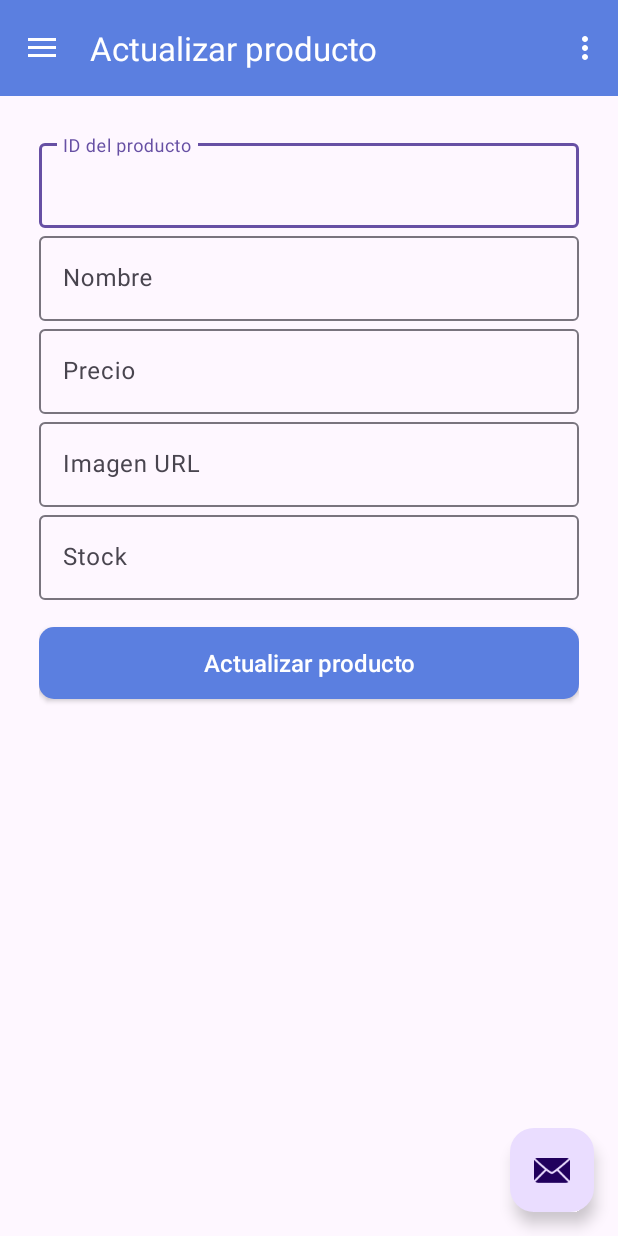
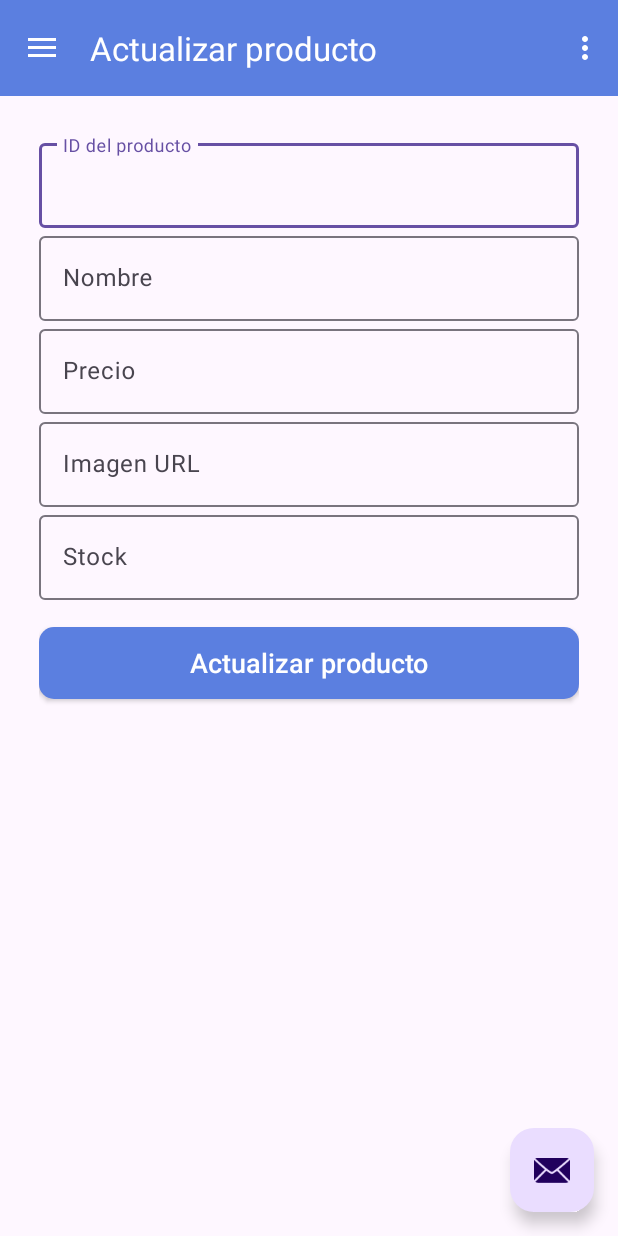
Before and after one commit to Kevingg06/RefactoringLife5_crud, an Android app: the screen it shows after launch (HomeActivityFragment), in the side drawer, after a tap on "Actualizar producto", on a phone screen of 412 x 824 dp. Run offline under Robolectric (Android 15) with nearby library versions, the phone set to English and light mode, and no system bars; our stand-ins replace data binding, navigation-ui; 1 statement that could not run was skipped.

Commit message:
Cambios en el textsize - addfragment y updatefragment

```diff
--- a/app/src/main/res/layout/fragment_update.xml
+++ b/app/src/main/res/layout/fragment_update.xml
@@ -20,6 +20,7 @@
         <com.google.android.material.textfield.TextInputLayout
             android:layout_width="match_parent"
             android:layout_height="wrap_content"
+            android:textSize="19dp"
             android:hint="ID del producto">
 
             <com.google.android.material.textfield.TextInputEditText
@@ -31,6 +32,7 @@
         <com.google.android.material.textfield.TextInputLayout
             android:layout_width="match_parent"
             android:layout_height="wrap_content"
+            android:textSize="19dp"
             android:hint="Nombre">
 
             <com.google.android.material.textfield.TextInputEditText
@@ -42,6 +44,7 @@
         <com.google.android.material.textfield.TextInputLayout
             android:layout_width="match_parent"
             android:layout_height="wrap_content"
+            android:textSize="19dp"
             android:hint="Precio">
 
             <com.google.android.material.textfield.TextInputEditText
@@ -53,6 +56,7 @@
         <com.google.android.material.textfield.TextInputLayout
             android:layout_width="match_parent"
             android:layout_height="wrap_content"
+            android:textSize="19dp"
             android:hint="Imagen URL">
 
             <com.google.android.material.textfield.TextInputEditText
@@ -64,6 +68,7 @@
         <com.google.android.material.textfield.TextInputLayout
             android:layout_width="match_parent"
             android:layout_height="wrap_content"
+            android:textSize="19dp"
             android:hint="Stock">
 
             <com.google.android.material.textfield.TextInputEditText
@@ -81,7 +86,7 @@
             android:layout_marginTop="18dp"
             android:textAllCaps="false"
             android:textColor="@color/white"
-            android:textSize="16dp"
+            android:textSize="18dp"
             android:text="Actualizar producto"
             android:background="@drawable/button_background"/>
 
```
Also changed, not shown: app/src/main/res/layout/fragment_add.xml (+6 -1 lines).
